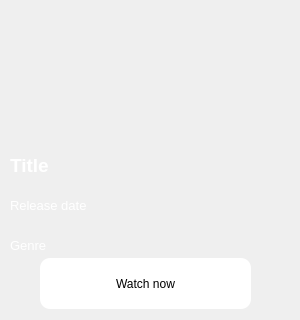
Qt form ui/item.ui (xbinh47/PTI_TungNam_DaiKhang) before a commit; both pictures show x 0 to 300 and y 330 to 650 of the 300 by 650 pixel window.
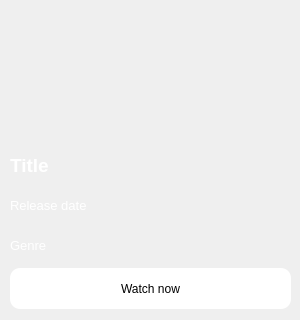
The same form after that commit.

```diff
--- a/ui/item.ui
+++ b/ui/item.ui
@@ -96,10 +96,10 @@
   <widget class="QPushButton" name="watchBtn">
    <property name="geometry">
     <rect>
-     <x>40</x>
-     <y>588</y>
-     <width>211</width>
-     <height>51</height>
+     <x>10</x>
+     <y>598</y>
+     <width>281</width>
+     <height>41</height>
     </rect>
    </property>
    <property name="styleSheet">
```
